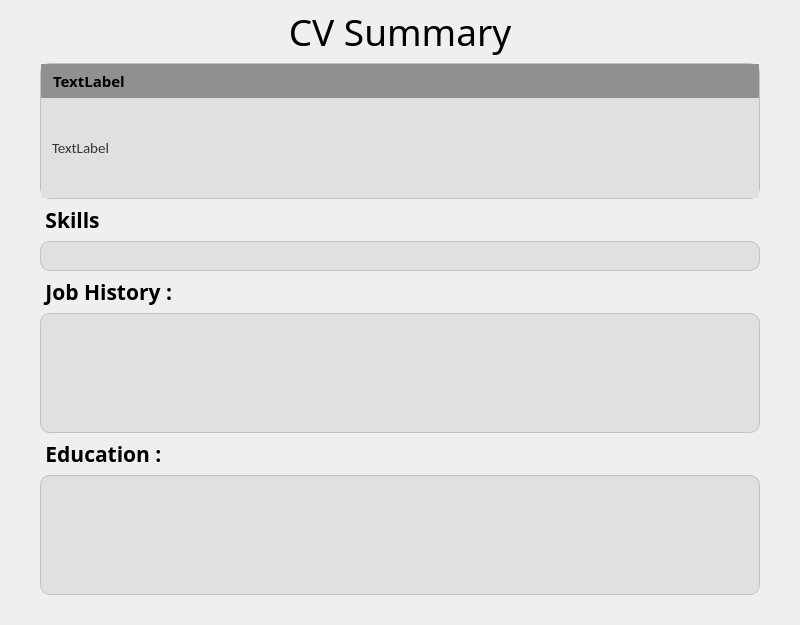
First picture: the form in src/ui/summary_menu.ui, repository RealNath/Tubes3_hr, before the edit.
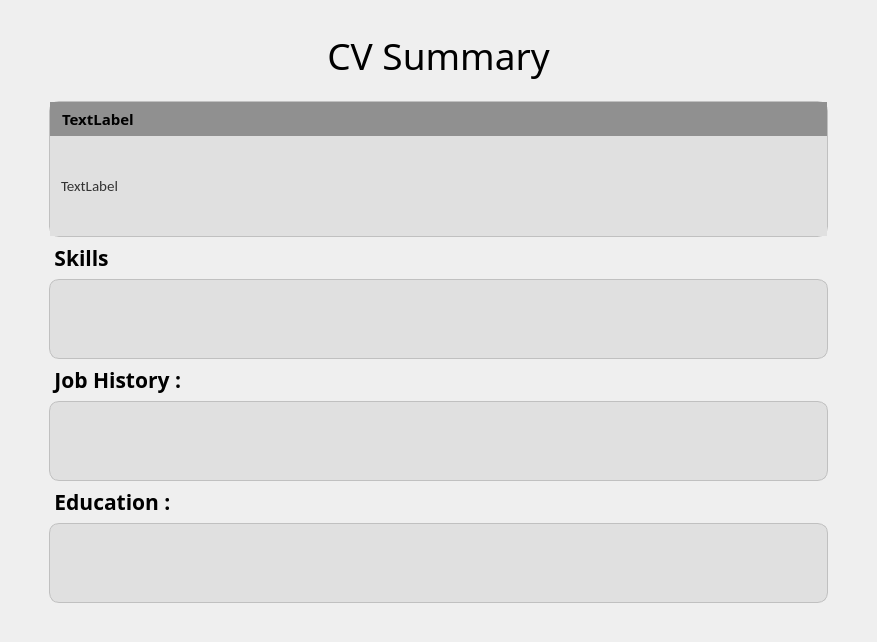
Second picture: the form after the edit.

What changed in the file:
```diff
--- a/src/ui/summary_menu.ui
+++ b/src/ui/summary_menu.ui
@@ -6,15 +6,15 @@
    <rect>
     <x>0</x>
     <y>0</y>
-    <width>800</width>
-    <height>581</height>
+    <width>877</width>
+    <height>642</height>
    </rect>
   </property>
   <property name="windowTitle">
    <string>MainWindow</string>
   </property>
   <widget class="QWidget" name="centralwidget">
-   <layout class="QVBoxLayout" name="verticalLayout">
+   <layout class="QVBoxLayout" name="verticalLayout" stretch="0">
     <property name="leftMargin">
      <number>40</number>
     </property>
@@ -28,6 +28,30 @@
      <number>30</number>
     </property>
     <item>
+     <widget class="QScrollArea" name="scrollArea">
+      <property name="sizePolicy">
+       <sizepolicy hsizetype="Expanding" vsizetype="Expanding">
+        <horstretch>1</horstretch>
+        <verstretch>1</verstretch>
+       </sizepolicy>
+      </property>
+      <property name="styleSheet">
+       <string notr="true">border : none;</string>
+      </property>
+      <property name="widgetResizable">
+       <bool>true</bool>
+      </property>
+      <widget class="QWidget" name="scrollAreaWidgetContents">
+       <property name="geometry">
+        <rect>
+         <x>0</x>
+         <y>0</y>
+         <width>797</width>
+         <height>606</height>
+        </rect>
+       </property>
+       <layout class="QVBoxLayout" name="verticalLayout_5">
+        <item>
      <widget class="QLabel" name="label">
       <property name="font">
        <font>
@@ -255,33 +279,25 @@
      </widget>
     </item>
     <item>
-     <widget class="QFrame" name="frame_3">
+         <widget class="QWidget" name="job" native="true">
       <property name="sizePolicy">
-       <sizepolicy hsizetype="Preferred" vsizetype="Minimum">
+           <sizepolicy hsizetype="Preferred" vsizetype="Preferred">
         <horstretch>0</horstretch>
         <verstretch>0</verstretch>
        </sizepolicy>
       </property>
-      <property name="minimumSize">
-       <size>
-        <width>0</width>
-        <height>120</height>
-       </size>
-      </property>
       <property name="styleSheet">
-       <string notr="true">QFrame {
+           <string notr="true">QWidget {
     background-color: #E0E0E0; /* A light grey color */
     border-radius: 10px;    /* Adjust this value for desired roundness */
     border: 1px solid #C0C0C0; /* Optional: A subtle border */
 }</string>
       </property>
-      <property name="frameShape">
-       <enum>QFrame::StyledPanel</enum>
-      </property>
-      <property name="frameShadow">
-       <enum>QFrame::Raised</enum>
-      </property>
-      <layout class="QVBoxLayout" name="verticalLayout_4"/>
+          <layout class="QVBoxLayout" name="verticalLayout_3">
+           <property name="spacing">
+            <number>10</number>
+           </property>
+          </layout>
      </widget>
     </item>
     <item>
@@ -312,33 +328,29 @@
      </widget>
     </item>
     <item>
-     <widget class="QFrame" name="frame_4">
+         <widget class="QWidget" name="education" native="true">
       <property name="sizePolicy">
-       <sizepolicy hsizetype="Preferred" vsizetype="Minimum">
+           <sizepolicy hsizetype="Preferred" vsizetype="Preferred">
         <horstretch>0</horstretch>
         <verstretch>0</verstretch>
        </sizepolicy>
       </property>
-      <property name="minimumSize">
-       <size>
-        <width>0</width>
-        <height>120</height>
-       </size>
-      </property>
       <property name="styleSheet">
-       <string notr="true">QFrame {
+           <string notr="true">QWidget {
     background-color: #E0E0E0; /* A light grey color */
     border-radius: 10px;    /* Adjust this value for desired roundness */
     border: 1px solid #C0C0C0; /* Optional: A subtle border */
 }</string>
       </property>
-      <property name="frameShape">
-       <enum>QFrame::StyledPanel</enum>
-      </property>
-      <property name="frameShadow">
-       <enum>QFrame::Raised</enum>
-      </property>
-      <layout class="QVBoxLayout" name="verticalLayout_3"/>
+          <layout class="QVBoxLayout" name="verticalLayout_4" stretch="">
+           <property name="spacing">
+            <number>10</number>
+           </property>
+          </layout>
+         </widget>
+        </item>
+       </layout>
+      </widget>
      </widget>
     </item>
    </layout>
```
Left out of the diff: 4 changed lines with no effect on the pictures. Lines whose indentation alone changed are shown as unchanged.
